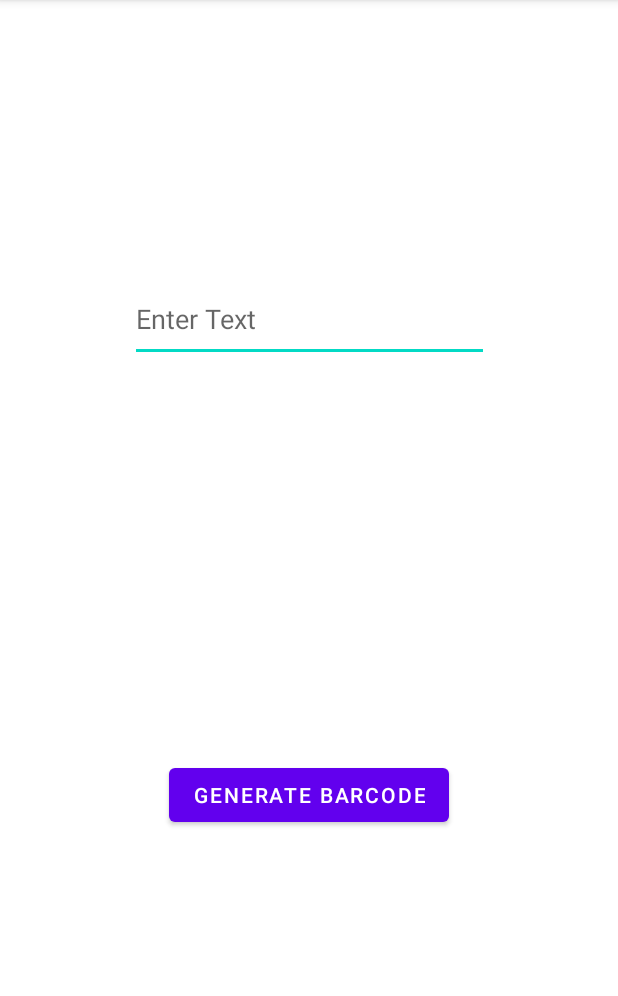
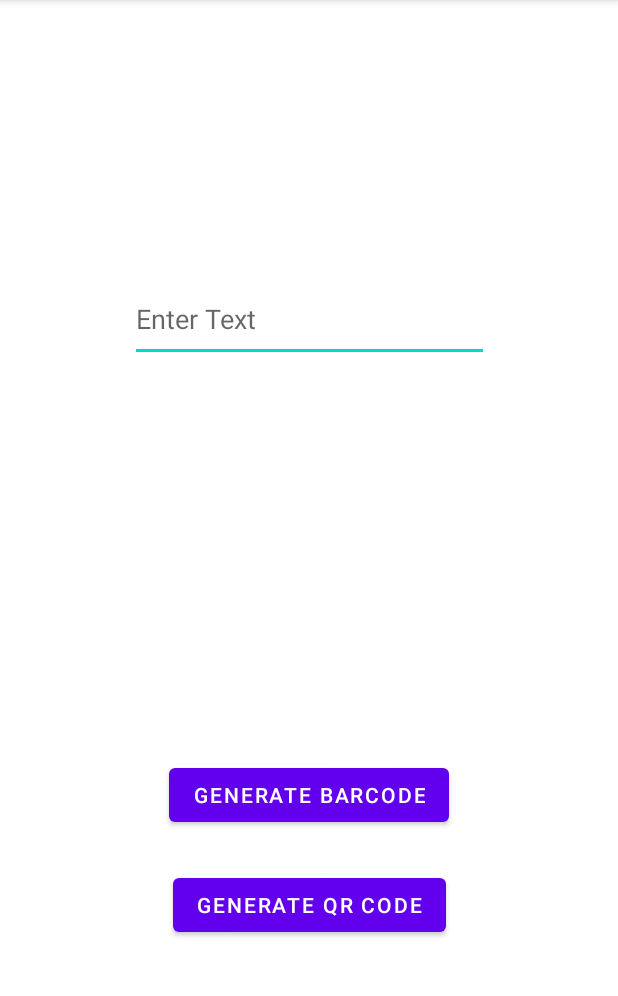
Before and after one commit to kviz2learning/barcode-generator-app, an Android app: the screen it shows after launch (MainActivity), on a phone screen of 412 x 824 dp, the part 84-1080 px from its top. Run offline under Robolectric (Android 15) with nearby library versions, the phone set to English and light mode, and no system bars.

Commit message:
Added function to generate 'QR_CODE' type barcode

```diff
--- a/app/build.gradle
+++ b/app/build.gradle
@@ -9,7 +9,7 @@ android {
     defaultConfig {
         applicationId "com.test.barcodegenerator"
         minSdk 21
-        targetSdk 32
+        targetSdk 34
         versionCode 1
         versionName "1.0"
 
--- a/app/src/main/AndroidManifest.xml
+++ b/app/src/main/AndroidManifest.xml
@@ -4,7 +4,7 @@
     package="com.test.barcodegenerator">
 
     <application
-        android:allowBackup="true"
+        android:allowBackup="false"
         android:dataExtractionRules="@xml/data_extraction_rules"
         android:fullBackupContent="@xml/backup_rules"
         android:icon="@mipmap/ic_launcher"
--- a/app/src/main/java/com/test/barcodegenerator/MainActivity.kt
+++ b/app/src/main/java/com/test/barcodegenerator/MainActivity.kt
@@ -2,14 +2,15 @@ package com.test.barcodegenerator
 
 import android.graphics.Bitmap
 import android.graphics.Color
-import androidx.appcompat.app.AppCompatActivity
 import android.os.Bundle
 import android.widget.Button
 import android.widget.EditText
 import android.widget.ImageView
 import android.widget.Toast
+import androidx.appcompat.app.AppCompatActivity
 import com.google.zxing.BarcodeFormat
 import com.google.zxing.MultiFormatWriter
+import com.google.zxing.qrcode.QRCodeWriter
 
 
 class MainActivity : AppCompatActivity() {
@@ -18,7 +19,8 @@ class MainActivity : AppCompatActivity() {
     // You can access such a property without throwing error by using
     // "lateinit", which lets you deter property intialisation
     private lateinit var et: EditText
-    private lateinit var bt: Button
+    private lateinit var bt1: Button
+    private lateinit var bt2: Button
     private lateinit var img: ImageView
 
     override fun onCreate(savedInstanceState: Bundle?) {
@@ -29,14 +31,30 @@ class MainActivity : AppCompatActivity() {
         * Initialise UI components from XML file
          */
         et = findViewById(R.id.et1)
-        bt = findViewById(R.id.btn1)
+        bt1 = findViewById(R.id.btn1)
+        bt2 = findViewById(R.id.btn2)
         img = findViewById(R.id.img1)
 
-        bt.setOnClickListener {
+        // TODO:1 Generate multiple encodings with one button click, side scrollable / select tab to choose desired barcode.
+        // TODO:2 Add credits page using fragment and navigation bar
+        // TODO:3 Create separate QR code reader app
+        // TODO:4 Merge both barcode generator and reader apps together
+        bt1.setOnClickListener {
             genBarcode()
         }
+        bt2.setOnClickListener {
+            genQRCode()
+        }
+
     }
 
+    /**
+     * There are different types of barcodes. This function encodes text to a CODE_128 barcode type.
+     * The type of encoding used depends on several factors, including: type of character (e.g. digits, alpha-
+     * numeric), and number of characters.
+     *
+     * CODE_128 barcodes support any character of the ASCII 128 character set and can store highly diversified information.
+     */
     private fun genBarcode() {
 
         // Geting input value from the EditText
@@ -78,9 +96,63 @@ class MainActivity : AppCompatActivity() {
     }
 
     /**
+     * QR code is an example of a 2D barcode.
+     *
+     *  They are flexible in size, offer a high fault tolerance and have fast readability,
+     *  though they can’t be read with a laser scanner. QR codes support four different modes of
+     *  data: numeric, alphanumeric, byte/binary, and even Kanji.
+     */
+    private fun genQRCode() {
+
+        // Geting input value from the EditText
+        val inputValue = et.text.toString().trim()
+
+        // Todo: If checkbox selected, set inputValue toUpper()
+        inputValue.uppercase()
+
+        if (inputValue.isNotEmpty()) {
+            // Initializing a MultiFormatWriter to encode the input value
+            val mwriter = MultiFormatWriter()
+
+            try {
+                // Generating a QR code matrix
+                val matrix = mwriter.encode(inputValue, BarcodeFormat.QR_CODE, img.width, img.height)
+
+                // Creating a bitmap to represent the barcode
+                val bitmap = Bitmap.createBitmap(img.width, img.height, Bitmap.Config.RGB_565)
+
+                // Iterating through the matrix and set pixels in the bitmap
+                for (i in 0 until img.width) {
+                    for (j in 0 until img.height) {
+                        bitmap.setPixel(i, j, if (matrix[i, j]) Color.BLACK else Color.WHITE)
+                    }
+                }
+
+                // Seting the bitmap as the image resource of the ImageView
+                img.setImageBitmap(bitmap)
+
+            } catch (e: Exception) {
+
+                Toast.makeText(this, "Exception $e", Toast.LENGTH_SHORT).show()
+            }
+        } else {
+            // Showing an error message if the EditText is empty
+            et.error = "Please enter a value"
+        }
+
+    }
+
+    private fun decodeBarcode() {
+
+        //TODO: Should be able to detect the encoding type automatically; believe the library should be able to do this
+
+    }
+
+    /**
      * Resources:
      *   1. https://www.geeksforgeeks.org/how-to-generate-barcode-in-android/
      *   2. https://mvnrepository.com/artifact/com.google.zxing/core
+     *   3. https://www.scandit.com/resources/guides/types-of-barcodes-choosing-the-right-barcode/
      */
 
 }
--- a/app/src/main/res/layout/activity_main.xml
+++ b/app/src/main/res/layout/activity_main.xml
@@ -38,4 +38,15 @@
         android:text="Generate Barcode"
         />
 
+    <Button
+        android:id="@+id/btn2"
+        android:layout_width="wrap_content"
+        android:layout_height="wrap_content"
+        app:layout_constraintTop_toBottomOf="@id/btn1"
+        android:layout_marginTop="25dp"
+        app:layout_constraintStart_toStartOf="parent"
+        app:layout_constraintEnd_toEndOf="parent"
+        android:text="Generate QR Code"
+        />
+
 </androidx.constraintlayout.widget.ConstraintLayout>
```
Also changed, not shown: 1 other file.
